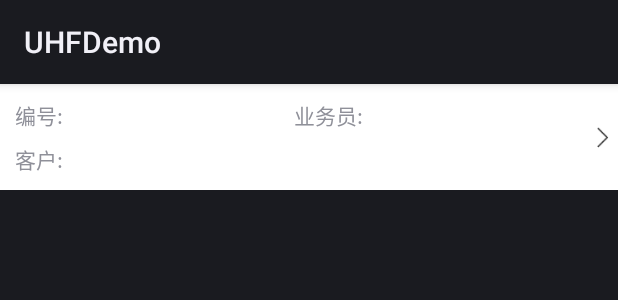
After one commit to MoMyles/RFID, an Android app: the layout item_list.xml on its own in the app's theme, with its tools: preview values and no code run, on a phone screen of 412 x 824 dp. The commit adds this screen. Shown: the top 300 px of the screen. Run offline under Robolectric (Android 15) with nearby library versions, the phone set to English and light mode, and no system bars.

Commit message:
界面优化

```diff
--- a/app/src/main/AndroidManifest.xml
+++ b/app/src/main/AndroidManifest.xml
@@ -43,6 +43,9 @@
         <activity
             android:name=".MainActivity"
             android:screenOrientation="portrait" />
+        <activity
+            android:name=".ListActivity"
+            android:screenOrientation="portrait" />
 
     </application>
 
--- /dev/null
+++ b/app/src/main/res/layout/item_list.xml
@@ -0,0 +1,77 @@
+<?xml version="1.0" encoding="utf-8"?>
+<LinearLayout xmlns:android="http://schemas.android.com/apk/res/android"
+    android:layout_width="match_parent"
+    android:layout_height="wrap_content"
+    android:background="#fff"
+    android:gravity="center_vertical"
+    android:orientation="vertical">
+
+    <LinearLayout
+        android:layout_width="match_parent"
+        android:layout_height="wrap_content"
+        android:gravity="center_vertical"
+        android:orientation="horizontal">
+
+        <LinearLayout
+            android:layout_width="0dp"
+            android:layout_height="wrap_content"
+            android:layout_weight="8"
+            android:orientation="vertical"
+            android:padding="10dp">
+
+            <LinearLayout
+                android:layout_width="match_parent"
+                android:layout_height="wrap_content"
+                android:layout_marginBottom="8dp"
+                android:orientation="horizontal">
+
+                <TextView
+                    android:id="@+id/tv1"
+                    android:layout_width="0dp"
+                    android:layout_height="wrap_content"
+                    android:layout_weight="1"
+                    android:text="编号:"
+                    android:textSize="14sp" />
+
+                <TextView
+                    android:id="@+id/tv2"
+                    android:layout_width="0dp"
+                    android:layout_height="wrap_content"
+                    android:layout_weight="1"
+                    android:text="业务员:"
+                    android:textSize="14sp" />
+            </LinearLayout>
+
+            <LinearLayout
+                android:layout_width="match_parent"
+                android:layout_height="wrap_content"
+                android:orientation="horizontal">
+
+                <TextView
+                    android:id="@+id/tv3"
+                    android:layout_width="wrap_content"
+                    android:layout_height="wrap_content"
+                    android:text="客户:"
+                    android:textSize="14sp" />
+            </LinearLayout>
+        </LinearLayout>
+
+        <ImageView
+            android:layout_width="20dp"
+            android:layout_height="20dp"
+            android:adjustViewBounds="true"
+            android:scaleType="fitXY"
+            android:src="@mipmap/next" />
+    </LinearLayout>
+
+    <Button
+        android:id="@+id/btn"
+        android:layout_width="60dp"
+        android:layout_height="30dp"
+        android:layout_gravity="center_horizontal"
+        android:layout_marginBottom="10dp"
+        android:layout_marginTop="10dp"
+        android:background="@drawable/btn_circle"
+        android:text="扫描"
+        android:visibility="gone" />
+</LinearLayout>
```
Also changed, not shown: app/src/main/java/com/pugongying/uhf/IndexActivity.java (+5 -14 lines), app/src/main/java/com/pugongying/uhf/ListActivity.java (+47 -0 lines), app/src/main/java/com/pugongying/uhf/MainActivity.java (+11 -22 lines), app/src/main/java/com/pugongying/uhf/adapter/ListAdapter.java (added, +85 -0 lines), app/src/main/res/layout/activity_index.xml (+4 -4 lines).
